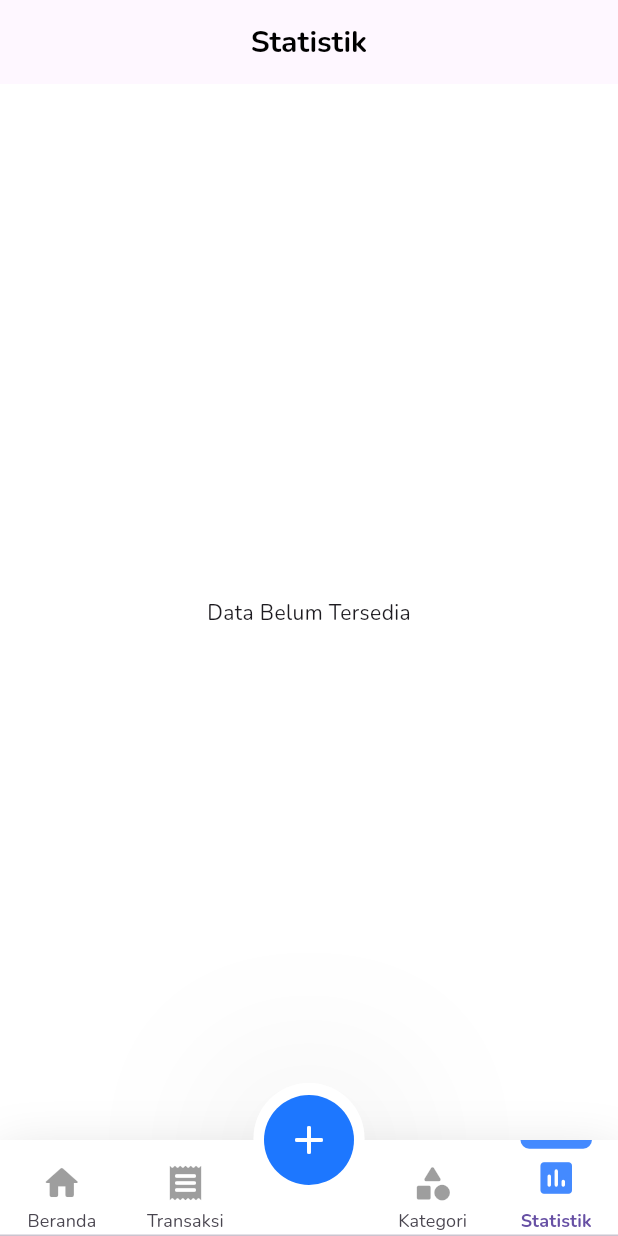
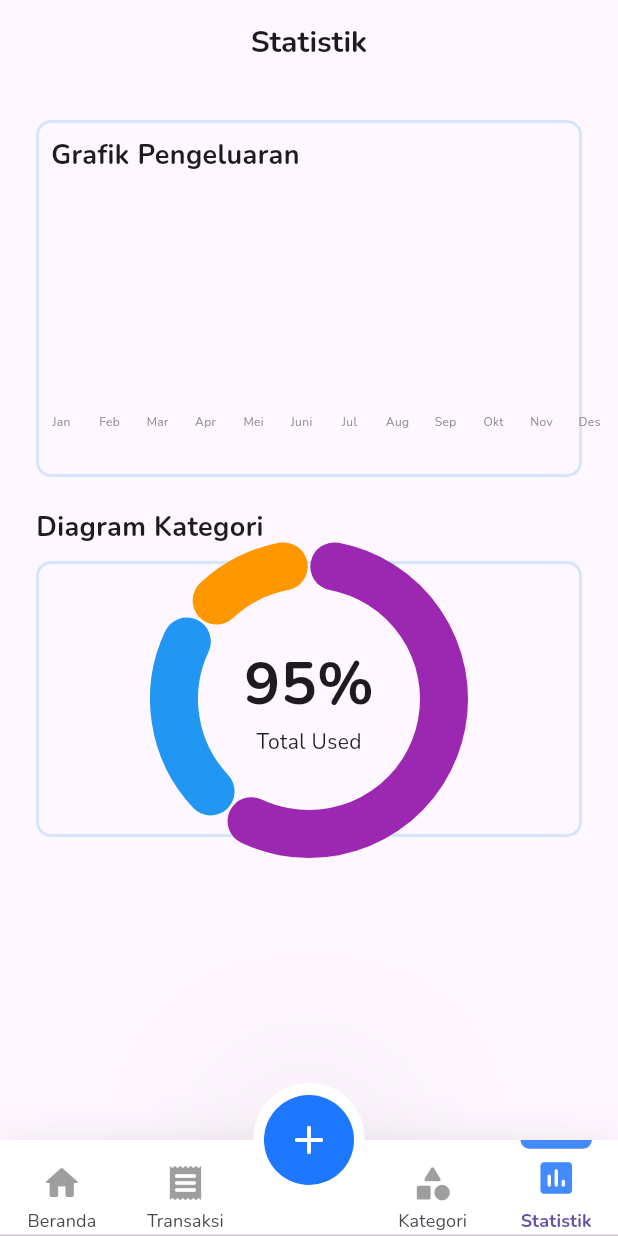
Before and after one commit to Reza1290/budgetin-app, a Flutter app: the BottomNavbar screen opened directly, item 6 of the bottom bar chosen, on a phone screen of 412 x 824 dp. Run offline on Flutter 3.47's test engine with Material 3 defaults, Android fonts, the light colour scheme and no system bars; drawn by our look-alikes of fl_chart; our stand-ins replace calendar_date_picker2, drift, dropdown_button2, flutter_slidable, flutter_svg, sqlite3_flutter_libs; accounts and stored records are empty; generated files the repository leaves out were written again; project files that could hold a hidden picture were left out.

Commit message:
add: statistic bar + pie

```diff
--- a/lib/screens/homepage.dart
+++ b/lib/screens/homepage.dart
@@ -7,6 +7,7 @@ import 'package:budgetin/widgets/homepage/kategori_transaksi/category_home.dart'
 import 'package:budgetin/widgets/homepage/saldo.dart';
 import 'package:budgetin/widgets/homepage/reminder.dart';
 import 'package:budgetin/widgets/homepage/saldo_section.dart';
+import 'package:budgetin/widgets/statistic/statistic_bar.dart';
 import 'package:budgetin/widgets/transaksi/riwayat_transaksi_list.dart';
 import 'package:flutter/material.dart';
 import 'package:flutter/widgets.dart';
@@ -78,6 +79,10 @@ class _HomePageState extends State<HomePage> {
                 ),
                 Padding(
                   padding: EdgeInsets.symmetric(horizontal: 24),
+                  child: StatisticBar(),
+                ),
+                Padding(
+                  padding: EdgeInsets.symmetric(horizontal: 24, vertical: 12),
                   child: Row(
                     mainAxisAlignment: MainAxisAlignment.spaceBetween,
                     children: [
--- /dev/null
+++ b/lib/screens/statistic_page.dart
@@ -0,0 +1,51 @@
+import 'package:budgetin/utilities/them.dart';
+import 'package:budgetin/widgets/statistic/statistic_bar.dart';
+import 'package:budgetin/widgets/statistic/statistic_circular.dart';
+import 'package:flutter/material.dart';
+
+class StatisticPage extends StatefulWidget {
+  const StatisticPage({Key? key});
+
+  @override
+  State<StatisticPage> createState() => _StatisticPageState();
+}
+
+class _StatisticPageState extends State<StatisticPage> {
+  @override
+  Widget build(BuildContext context) {
+    return Scaffold(
+      appBar: AppBar(
+        title: Text(
+          'Statistik',
+          style: TextStyle(fontWeight: FontWeight.bold, fontSize: 20),
+        ),
+        centerTitle: true,
+      ),
+      body: Padding(
+        padding: EdgeInsets.all(24),
+        child: Column(
+          crossAxisAlignment: CrossAxisAlignment.start,
+          children: [
+            StatisticBar(),
+            SizedBox(
+              height: 20,
+            ),
+            Text("Diagram Kategori",
+                style: TextStyle(fontSize: 18, fontWeight: FontWeight.bold)),
+            SizedBox(
+              height: 10,
+            ),
+            Container(
+              // height: 200,
+              decoration: BoxDecoration(
+                borderRadius: BorderRadius.circular(10),
+                border: Border.all(color: BudgetinColors.biru20, width: 2),
+              ),
+              child: StatisticCircular(),
+            )
+          ],
+        ),
+      ),
+    );
+  }
+}
--- a/lib/widgets/bottom_navbar.dart
+++ b/lib/widgets/bottom_navbar.dart
@@ -1,6 +1,7 @@
 import 'package:budgetin/screens/category_screen.dart';
 import 'package:budgetin/screens/homepage.dart';
 import 'package:budgetin/screens/riwayat_transaksi_page.dart';
+import 'package:budgetin/screens/statistic_page.dart';
 import 'package:budgetin/screens/statistic_screen.dart';
 import 'package:budgetin/utilities/them.dart';
 import 'package:budgetin/widgets/main/select_category_page.dart';
@@ -27,7 +28,8 @@ class _BottomNavbarState extends State<BottomNavbar>
     Container(),
     // FaqPage(),
     CategoryScreen(),
-    StatisticScreen(),
+    // StatisticScreen(),
+    StatisticPage(),
   ];
 
   // static const List<Widget> nav = <Widget>[
--- a/lib/widgets/homepage/reminder.dart
+++ b/lib/widgets/homepage/reminder.dart
@@ -61,8 +61,9 @@ class Reminder extends StatelessWidget {
           ),
           Positioned(
             child: svg,
+            width: 140,
             right: -35,
-            top: -35,
+            top: -30,
           ),
         ],
       ),
--- /dev/null
+++ b/lib/widgets/statistic/chart/pie_chart.dart
@@ -0,0 +1,92 @@
+import 'package:budgetin/widgets/statistic/statistic_circular.dart';
+import 'package:flutter/cupertino.dart';
+
+// our pie chart widget
+class BudgetinPieChart extends StatelessWidget {
+  BudgetinPieChart({
+    required this.data,
+    required this.radius,
+    this.strokeWidth = 8,
+    this.child,
+    Key? key,
+  })  : // make sure sum of data is never ovr 100 percent
+        assert(data.fold<double>(0, (sum, data) => sum + data.percent) <= 100),
+        super(key: key);
+
+  final List<PieChartData> data;
+  // radius of chart
+  final double radius;
+  // width of stroke
+  final double strokeWidth;
+  // optional child; can be used for text for example
+  final Widget? child;
+
+  @override
+  Widget build(context) {
+    return CustomPaint(
+      painter: _Painter(strokeWidth, data),
+      size: Size.square(radius),
+      child: SizedBox.square(
+        // calc diameter
+        dimension: radius * 2,
+        child: Center(
+          child: child,
+        ),
+      ),
+    );
+  }
+}
+
+// responsible for painting our chart
+class _PainterData {
+  const _PainterData(this.paint, this.radians);
+
+  final Paint paint;
+  final double radians;
+}
+
+class _Painter extends CustomPainter {
+  _Painter(double strokeWidth, List<PieChartData> data) {
+    // convert chart data to painter data
+    dataList = data
+        .map((e) => _PainterData(
+              Paint()
+                ..color = e.color
+                ..style = PaintingStyle.stroke
+                ..strokeWidth = strokeWidth
+                ..strokeCap = StrokeCap.round,
+              // remove padding from stroke
+              (e.percent - _padding) * _percentInRadians,
+            ))
+        .toList();
+  }
+
+  static const _percentInRadians = 0.062831853071796;
+  static const _padding = 6;
+  static const _paddingInRadians = _percentInRadians * _padding;
+  // 0 radians is to the right, but since we want to start from the top
+  // we'll use -90 degrees in radians
+  static const _startAngle = -1.570796 + _paddingInRadians / 2;
+
+  late final List<_PainterData> dataList;
+
+  @override
+  void paint(Canvas canvas, Size size) {
+    final rect = Offset.zero & size;
+    // keep track of start angle for next stroke
+    double startAngle = _startAngle;
+
+    for (final data in dataList) {
+      final path = Path()..addArc(rect, startAngle, data.radians);
+
+      startAngle += data.radians + _paddingInRadians;
+
+      canvas.drawPath(path, data.paint);
+    }
+  }
+
+  @override
+  bool shouldRepaint(covariant CustomPainter oldDelegate) {
+    return oldDelegate != this;
+  }
+}
--- /dev/null
+++ b/lib/widgets/statistic/statistic_bar.dart
@@ -0,0 +1,297 @@
+import 'package:budgetin/main.dart';
+import 'package:flutter/cupertino.dart';
+import 'package:budgetin/providers/currency.dart';
+import 'package:budgetin/utilities/them.dart';
+import 'package:flutter/material.dart';
+import 'package:fl_chart/fl_chart.dart';
+
+class StatisticBar extends StatefulWidget {
+  const StatisticBar({super.key});
+
+  @override
+  State<StatisticBar> createState() => _StatisticBarState();
+}
+
+class _StatisticBarState extends State<StatisticBar> {
+  final Duration animDuration = const Duration(milliseconds: 250);
+  int touchedIndex = -1;
+
+  List<double> dataBulanan = [0, 0, 0, 0, 0, 0, 0, 0, 0, 0, 0, 0];
+  Future<List<double>> getDataBulanan() async {
+    List<double> data = await db!.getTransactionsByMonth();
+
+    setState(() {
+      dataBulanan = data;
+    });
+    return data;
+  }
+
+  @override
+  void initState() {
+    super.initState();
+    // TODO: implement initState
+    getDataBulanan();
+  }
+
+  @override
+  void dispose() {
+    // TODO: implement dispose
+    super.dispose();
+  }
+
+  @override
+  Widget build(BuildContext context) {
+    return Container(
+      padding: EdgeInsets.all(8),
+      decoration: BoxDecoration(
+        borderRadius: BorderRadius.circular(10),
+        border: Border.all(color: BudgetinColors.biru20, width: 2),
+      ),
+      child: Column(
+        crossAxisAlignment: CrossAxisAlignment.start,
+        children: [
+          Padding(
+            padding: const EdgeInsets.only(bottom: 10),
+            child: Text(
+              "Grafik Pengeluaran",
+              style: TextStyle(fontSize: 18, fontWeight: FontWeight.bold),
+            ),
+          ),
+          Container(
+            child: Padding(
+              padding: const EdgeInsets.only(top: 20, right: 20),
+              child: AspectRatio(
+                aspectRatio: 2,
+                child: Stack(
+                  children: [
+                    Column(
+                      children: [
+                        Expanded(
+                          child: BarChart(
+                            mainBarData(),
+                            swapAnimationDuration: animDuration,
+                          ),
+                        ),
+                        const SizedBox(
+                          height: 12,
+                        ),
+                      ],
+                    ),
+                  ],
+                ),
+              ),
+            ),
+          ),
+        ],
+      ),
+    );
+  }
+
+  BarChartGroupData makeGroupData(
+    int x,
+    double y, {
+    bool isTouched = false,
+    Color? barColor,
+    double width = 20,
+    List<int> showTooltips = const [],
+  }) {
+    return BarChartGroupData(
+      x: x,
+      barRods: [
+        BarChartRodData(
+          toY: y,
+          color: isTouched ? Colors.amber : Color(0xFFA4CEFF),
+          width: width,
+        ),
+      ],
+      showingTooltipIndicators: showTooltips,
+    );
+  }
+
+  List<BarChartGroupData> showingGroups() {
+    List<double> data = dataBulanan;
+
+    List<int> indices = List.generate(12, (index) => index);
+
+    List<BarChartGroupData> chartData = indices.map((index) {
+      double value = data[index];
+      return makeGroupData(index, value, isTouched: index == touchedIndex);
+    }).toList();
+
+    return chartData;
+  }
+
+  BarChartData mainBarData() {
+    return BarChartData(
+      alignment: BarChartAlignment.center,
+      groupsSpace: 12,
+      barTouchData: BarTouchData(
+        touchTooltipData: BarTouchTooltipData(
+          getTooltipColor: (_) => Colors.blueGrey,
+          tooltipHorizontalAlignment: FLHorizontalAlignment.right,
+          tooltipMargin: -10,
+          getTooltipItem: (group, groupIndex, rod, rodIndex) {
+            String weekDay;
+            switch (group.x) {
+              case 0:
+                weekDay = 'January';
+                break;
+              case 1:
+                weekDay = 'February';
+                break;
+              case 2:
+                weekDay = 'March';
+                break;
+              case 3:
+                weekDay = 'April';
+                break;
+              case 4:
+                weekDay = 'May';
+                break;
+              case 5:
+                weekDay = 'June';
+                break;
+              case 6:
+                weekDay = 'July';
+                break;
+              case 7:
+                weekDay = 'August';
+                break;
+              case 8:
+                weekDay = 'September';
+                break;
+              case 9:
+                weekDay = 'October';
+                break;
+              case 10:
+                weekDay = 'November';
+                break;
+              case 11:
+                weekDay = 'December';
+                break;
+
+              default:
+                throw Error();
+            }
+            return BarTooltipItem(
+              '$weekDay\n',
+              const TextStyle(
+                color: Colors.white,
+                fontWeight: FontWeight.bold,
+                fontSize: 15,
+              ),
+              children: <TextSpan>[
+                TextSpan(
+                  text: TextCurrencyFormat.format((rod.toY).toString()),
+                  style: const TextStyle(
+                    color: Colors.white, //widget.touchedBarColor,
+                    fontSize: 10,
+                    fontWeight: FontWeight.w400,
+                  ),
+                ),
+              ],
+            );
+          },
+        ),
+      ),
+      titlesData: FlTitlesData(
+        show: true,
+        bottomTitles: AxisTitles(
+          sideTitles: SideTitles(
+            showTitles: true,
+            reservedSize: 28,
+            getTitlesWidget: getTitles,
+          ),
+        ),
+        rightTitles: const AxisTitles(
+          sideTitles: SideTitles(
+            showTitles: false,
+          ),
+        ),
+        leftTitles: AxisTitles(
+          sideTitles: SideTitles(
+            showTitles: true,
+            getTitlesWidget: leftTitles,
+            // interval: interval,
+            reservedSize: 42,
+          ),
+        ),
+        topTitles: const AxisTitles(
+          sideTitles: SideTitles(showTitles: false),
+        ),
+      ),
+      gridData: FlGridData(
+        show: true,
+        checkToShowHorizontalLine: (value) => value % 5 == 0,
+        getDrawingHorizontalLine: (value) => FlLine(
+          color: Color(0xFFD1D1D1),
+          strokeWidth: 1,
+          dashArray: [10],
+        ),
+        drawVerticalLine: false,
+      ),
+      borderData: FlBorderData(
+          border: Border(
+        top: BorderSide.none,
+        right: BorderSide.none,
+        left: BorderSide.none,
+        bottom: BorderSide.none,
+      )),
+      barGroups: showingGroups(),
+    );
+  }
+
+  Widget getTitles(double value, TitleMeta meta) {
+    var style = TextStyle(fontSize: 8, color: BudgetinColors.hitamPutih60);
+    String text;
+    switch (value.toInt()) {
+      case 0:
+        text = 'Jan';
+      case 1:
+        text = 'Feb';
+      case 2:
+        text = 'Mar';
+      case 3:
+        text = 'Apr';
+      case 4:
+        text = 'Mei';
+      case 5:
+        text = 'Juni';
+      case 6:
+        text = 'Jul';
+      case 7:
+        text = 'Aug';
+      case 8:
+        text = 'Sep';
+      case 9:
+        text = 'Okt';
+      case 10:
+        text = 'Nov';
+      case 11:
+        text = 'Des';
+      default:
+        return const Text('');
+    }
+    return SideTitleWidget(
+      axisSide: meta.axisSide,
+      child: Text(
+        text,
+        style: style,
+      ),
+    );
+  }
+
+  Widget leftTitles(double value, TitleMeta meta) {
+    if (value == meta.max) {
+      return Container();
+    }
+    var style = TextStyle(fontSize: 10, color: BudgetinColors.hitamPutih60);
+    return SideTitleWidget(
+      axisSide: meta.axisSide,
+      child: Text(
+        meta.formattedValue,
+        style: style,
+      ),
+    );
+  }
+}
--- /dev/null
+++ b/lib/widgets/statistic/statistic_circular.dart
@@ -0,0 +1,44 @@
+import 'package:budgetin/widgets/statistic/chart/pie_chart.dart';
+import 'package:flutter/cupertino.dart';
+import 'package:flutter/material.dart';
+
+class StatisticCircular extends StatefulWidget {
+  const StatisticCircular({super.key});
+
+  @override
+  State<StatisticCircular> createState() => _StatisticCircularState();
+}
+
+class _StatisticCircularState extends State<StatisticCircular> {
+  @override
+  Widget build(BuildContext context) {
+    return Center(
+      child: BudgetinPieChart(
+        strokeWidth: 32,
+        data: const [
+          PieChartData(Colors.purple, 60),
+          PieChartData(Colors.blue, 25),
+          PieChartData(Colors.orange, 15),
+        ],
+        radius: 90,
+        child: Column(
+          mainAxisAlignment: MainAxisAlignment.center,
+          children: const [
+            Text(
+              '95%',
+              style: TextStyle(fontWeight: FontWeight.bold, fontSize: 40),
+            ),
+            Text('Total Used'),
+          ],
+        ),
+      ),
+    );
+  }
+}
+
+class PieChartData {
+  const PieChartData(this.color, this.percent);
+
+  final Color color;
+  final double percent;
+}
--- a/pubspec.yaml
+++ b/pubspec.yaml
@@ -19,6 +19,7 @@ dependencies:
   calendar_date_picker2: ^0.5.6
   dropdown_search: ^5.0.6
   dropdown_button2: ^2.3.9
+  fl_chart: ^0.67.0
 
 dev_dependencies:
   flutter_test:
```
Also changed, not shown: lib/models/database.dart (+21 -0 lines), lib/screens/riwayat_transaksi_page.dart (+14 -13 lines), lib/widgets/homepage/saldo_section.dart (+1 -12 lines), lib/widgets/modal/modal_filter.dart (+4 -4 lines), lib/widgets/transaksi/saldo_card.dart (+34 -15 lines), pubspec.lock.
